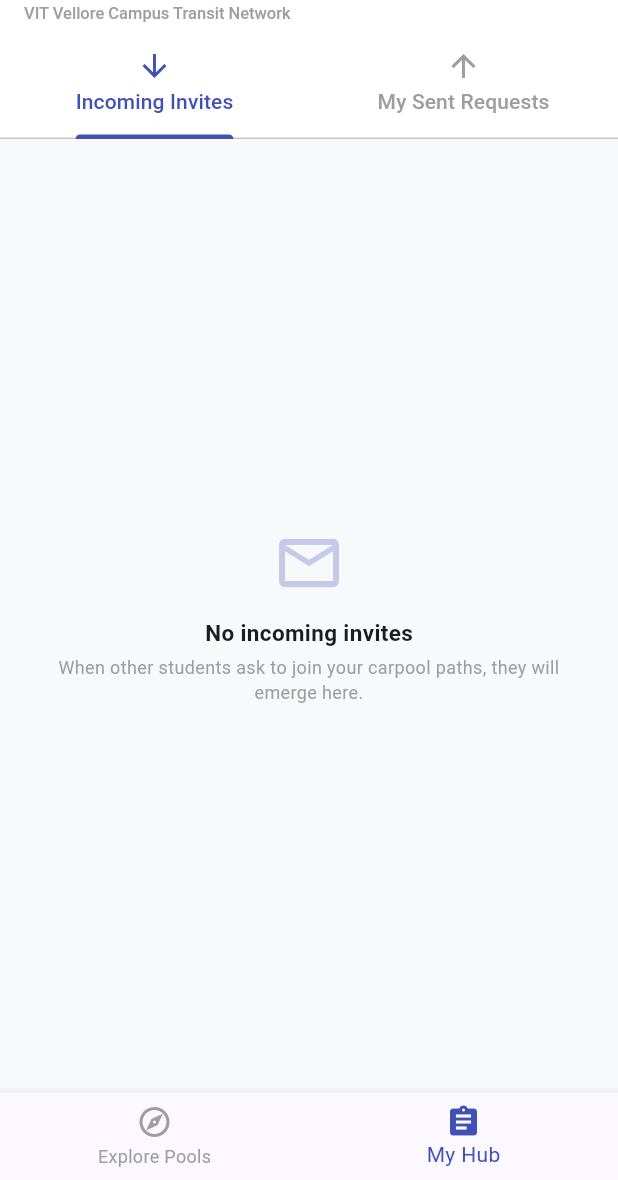
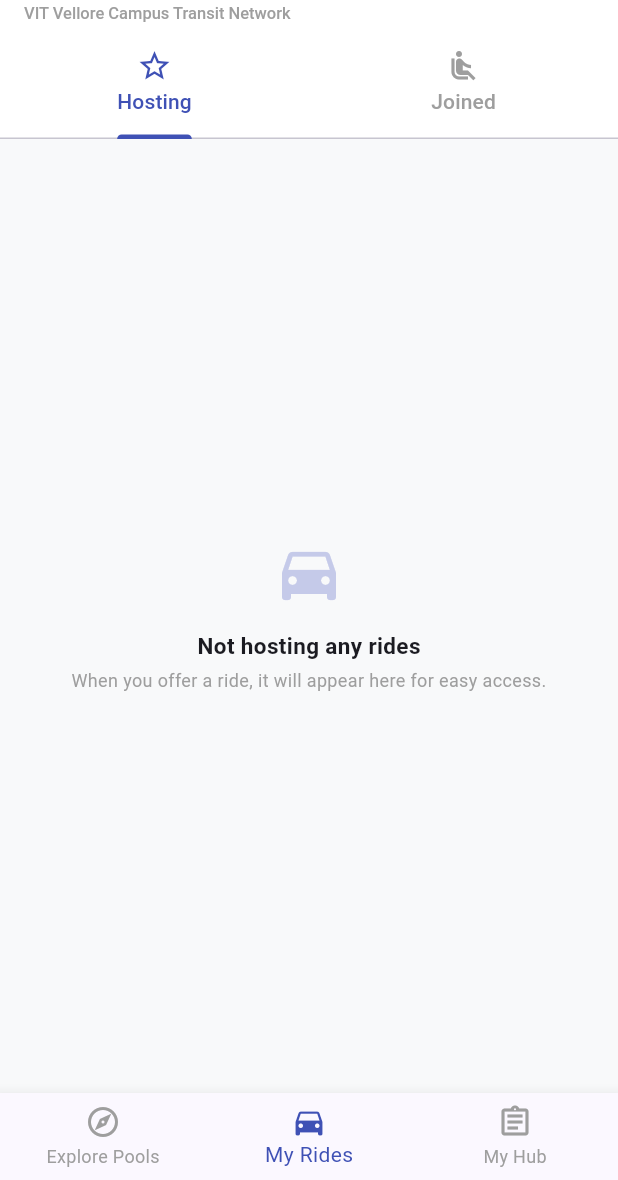
Before and after one commit to neerajkorrapati/ViGO, a Flutter app: the screen it shows once a user with an empty profile is signed in, item 2 of the bottom bar chosen, on a phone screen of 412 x 824 dp, the part 56-1236 px from its top. Run offline on Flutter 3.47's test engine with Material 3 defaults, Android fonts, the phone set to English and light mode, and no system bars; our stand-ins replace cloud_firestore, firebase_auth, firebase_core, google_sign_in; accounts and stored records are empty; network calls fail.

Commit message:
my_rides_added

```diff
--- a/lib/screens/ride_list_screen.dart
+++ b/lib/screens/ride_list_screen.dart
@@ -138,8 +138,8 @@ class _RideListScreenState extends State<RideListScreen> {
 
       await FirebaseFirestore.instance.collection('requests').add({
         'rideId': rideId,
-        'driverId': ride.driverId, // DB Field stays safe
-        'driverName': ride.driverName, // DB Field stays safe
+        'driverId': ride.driverId,
+        'driverName': ride.driverName,
         'passengerId': user.uid,
         'passengerName': user.displayName ?? 'VIT Student',
         'passengerEmail': user.email ?? '',
@@ -331,11 +331,10 @@ class _RideListScreenState extends State<RideListScreen> {
 
                 List<Map<String, dynamic>> occupants = [];
 
-                // --- HOST IS ADDED FIRST ---
                 String hostGender = rideData['driverGender'] ?? 'Male';
                 occupants.add({
                   'name': rideData['driverName'] ?? 'Host',
-                  'role': 'Host', // Explicitly labeled as Host
+                  'role': 'Host',
                   'gender': hostGender,
                   'color': hostGender.toString().toLowerCase() == 'female' ? Colors.pink[400] : Colors.blue[400],
                 });
@@ -430,7 +429,13 @@ class _RideListScreenState extends State<RideListScreen> {
           )
         ],
       ),
-      body: _currentTabNavigationIndex == 0 ? _buildExplorePoolsFeed() : _buildDashboardHub(),
+      // --- UPDATED BODY LOGIC FOR 3 TABS ---
+      body: _currentTabNavigationIndex == 0
+          ? _buildExplorePoolsFeed()
+          : _currentTabNavigationIndex == 1
+              ? _buildMyRidesScreen()
+              : _buildDashboardHub(),
+
       floatingActionButton: _currentTabNavigationIndex == 0
           ? FloatingActionButton.extended(
               onPressed: () => _handleAction(() { Navigator.push(context, MaterialPageRoute(builder: (_) => const CreateRideScreen())); }),
@@ -439,6 +444,8 @@ class _RideListScreenState extends State<RideListScreen> {
               icon: const Icon(Icons.add, color: Colors.white),
             )
           : null,
+
+      // --- UPDATED BOTTOM NAVIGATION BAR ---
       bottomNavigationBar: BottomNavigationBar(
         currentIndex: _currentTabNavigationIndex,
         selectedItemColor: Colors.indigo,
@@ -446,8 +453,34 @@ class _RideListScreenState extends State<RideListScreen> {
         onTap: (index) => setState(() => _currentTabNavigationIndex = index),
         items: const [
           BottomNavigationBarItem(icon: Icon(Icons.explore_outlined), activeIcon: Icon(Icons.explore), label: "Explore Pools"),
+          BottomNavigationBarItem(icon: Icon(Icons.directions_car_outlined), activeIcon: Icon(Icons.directions_car), label: "My Rides"),
           BottomNavigationBarItem(icon: Icon(Icons.assignment_outlined), activeIcon: Icon(Icons.assignment), label: "My Hub"),
         ],
+      ),
+    );
+  }
+
+  // --- REUSABLE LOCKED SCREEN UI ---
+  Widget _buildLockedScreen(String title, String subtitle) {
+    return Center(
+      child: Padding(
+        padding: const EdgeInsets.all(32.0),
+        child: Column(
+          mainAxisAlignment: MainAxisAlignment.center,
+          children: [
+            Icon(Icons.lock_person_outlined, size: 72, color: Colors.grey[400]),
+            const SizedBox(height: 16),
+            Text(title, style: const TextStyle(fontSize: 18, fontWeight: FontWeight.bold)),
+            const SizedBox(height: 8),
+            Text(subtitle, textAlign: TextAlign.center, style: const TextStyle(color: Colors.grey)),
+            const SizedBox(height: 20),
+            ElevatedButton(
+              style: ElevatedButton.styleFrom(backgroundColor: Colors.indigo, foregroundColor: Colors.white),
+              onPressed: () => _handleAction(() => setState(() {})),
+              child: const Text("Authenticate Profile"),
+            )
+          ],
+        ),
       ),
     );
   }
@@ -497,30 +530,133 @@ class _RideListScreenState extends State<RideListScreen> {
     );
   }
 
+  // --- NEW: MY RIDES SCREEN (CONFIRMED ITINERARIES) ---
+  Widget _buildMyRidesScreen() {
+    final user = FirebaseAuth.instance.currentUser;
+    if (user == null) {
+      return _buildLockedScreen("My Rides Locked", "Please log in to view your upcoming confirmed itineraries and active hosting duties.");
+    }
+
+    return DefaultTabController(
+      length: 2,
+      child: Column(
+        children: [
+          Container(
+            color: Colors.white,
+            child: const TabBar(
+              labelColor: Colors.indigo,
+              unselectedLabelColor: Colors.grey,
+              indicatorColor: Colors.indigo,
+              tabs: [
+                Tab(icon: Icon(Icons.star_outline), text: "Hosting"),
+                Tab(icon: Icon(Icons.airline_seat_recline_normal), text: "Joined"),
+              ],
+            ),
+          ),
+          Expanded(
+            child: TabBarView(
+              children: [
+                _buildActiveHostingSubView(user.uid),
+                _buildActiveJoinedSubView(user.uid),
+              ],
+            ),
+          )
+        ],
+      ),
+    );
+  }
+
+  Widget _buildActiveHostingSubView(String uid) {
+    return StreamBuilder<QuerySnapshot>(
+      // Get all rides where the current user is the driver/host
+      stream: FirebaseFirestore.instance.collection('rides').where('driverId', isEqualTo: uid).snapshots(),
+      builder: (context, snapshot) {
+        if (!snapshot.hasData) return const Center(child: CircularProgressIndicator());
+
+        // Sort locally by time to avoid Firebase indexing requirement
+        final docs = snapshot.data!.docs.toList();
+        docs.sort((a, b) => (a['departureTime'] as Timestamp).compareTo(b['departureTime'] as Timestamp));
+
+        if (docs.isEmpty) return _buildMiniEmptyState(Icons.drive_eta, "Not hosting any rides", "When you offer a ride, it will appear here for easy access.");
+
+        return ListView.builder(
+          padding: const EdgeInsets.all(16),
+          itemCount: docs.length,
+          itemBuilder: (context, index) {
+            final doc = docs[index];
+            final ride = Ride.fromFirestore(doc);
+            final data = doc.data() as Map<String, dynamic>;
+            final String vehicle = data['vehicleType'] ?? 'Auto';
+            final String phone = data['driverPhone'] ?? '';
+            return _buildPremiumRideCard(ride, vehicle, phone, doc.id, data);
+          },
+        );
+      },
+    );
+  }
+
+  Widget _buildActiveJoinedSubView(String uid) {
+    return StreamBuilder<QuerySnapshot>(
+      // Get all accepted requests for the current user
+      stream: FirebaseFirestore.instance.collection('requests').where('passengerId', isEqualTo: uid).where('status', isEqualTo: 'accepted').snapshots(),
+      builder: (context, snapshot) {
+        if (!snapshot.hasData) return const Center(child: CircularProgressIndicator());
+        final reqDocs = snapshot.data!.docs;
+
+        if (reqDocs.isEmpty) return _buildMiniEmptyState(Icons.airline_seat_recline_normal, "No confirmed rides yet", "When a host accepts your join request, the confirmed ride will appear here.");
+
+        return ListView.builder(
+          padding: const EdgeInsets.all(16),
+          itemCount: reqDocs.length,
+          itemBuilder: (context, index) {
+            final reqData = reqDocs[index].data() as Map<String, dynamic>;
+            final String rideId = reqData['rideId'];
+
+            // Fetch the live Ride data so we can display the premium card
+            return FutureBuilder<DocumentSnapshot>(
+              future: FirebaseFirestore.instance.collection('rides').doc(rideId).get(),
+              builder: (ctx, rideSnap) {
+                if (rideSnap.connectionState == ConnectionState.waiting) return const Padding(padding: EdgeInsets.all(20), child: Center(child: CircularProgressIndicator()));
+
+                // Safety feature: If the host deleted the ride after accepting them
+                if (!rideSnap.hasData || !rideSnap.data!.exists) {
+                  return Container(
+                    margin: const EdgeInsets.only(bottom: 16),
+                    padding: const EdgeInsets.all(20),
+                    decoration: BoxDecoration(color: Colors.red[50], borderRadius: BorderRadius.circular(20), border: Border.all(color: Colors.red[100]!)),
+                    child: Column(
+                      crossAxisAlignment: CrossAxisAlignment.start,
+                      children: [
+                        const Row(children: [Icon(Icons.warning_amber_rounded, color: Colors.redAccent), SizedBox(width: 8), Text("Ride Cancelled", style: TextStyle(color: Colors.redAccent, fontWeight: FontWeight.bold, fontSize: 16))]),
+                        const SizedBox(height: 8),
+                        Text("The host (${reqData['driverName']}) has deleted this route.", style: const TextStyle(color: Colors.black87)),
+                        const SizedBox(height: 12),
+                        OutlinedButton(onPressed: () => FirebaseFirestore.instance.collection('requests').doc(reqDocs[index].id).delete(), style: OutlinedButton.styleFrom(foregroundColor: Colors.redAccent), child: const Text("Clear Warning"))
+                      ],
+                    ),
+                  );
+                }
+
+                final rideDoc = rideSnap.data!;
+                final ride = Ride.fromFirestore(rideDoc);
+                final data = rideDoc.data() as Map<String, dynamic>;
+                final String vehicle = data['vehicleType'] ?? 'Auto';
+                final String phone = data['driverPhone'] ?? '';
+
+                return _buildPremiumRideCard(ride, vehicle, phone, rideDoc.id, data);
+              },
+            );
+          },
+        );
+      },
+    );
+  }
+
+  // --- MY HUB SCREEN (PENDING/ADMIN DUTIES) ---
   Widget _buildDashboardHub() {
     final user = FirebaseAuth.instance.currentUser;
     if (user == null) {
-      return Center(
-        child: Padding(
-          padding: const EdgeInsets.all(32.0),
-          child: Column(
-            mainAxisAlignment: MainAxisAlignment.center,
-            children: [
-              Icon(Icons.lock_person_outlined, size: 72, color: Colors.grey[400]),
-              const SizedBox(height: 16),
-              const Text("Dashboard Locked", style: TextStyle(fontSize: 18, fontWeight: FontWeight.bold)),
-              const SizedBox(height: 8),
-              const Text("Please log in to manage incoming ride requests and track your pooling approvals.", textAlign: TextAlign.center, style: TextStyle(color: Colors.grey)),
-              const SizedBox(height: 20),
-              ElevatedButton(
-                style: ElevatedButton.styleFrom(backgroundColor: Colors.indigo, foregroundColor: Colors.white),
-                onPressed: () => _handleAction(() => setState(() {})),
-                child: const Text("Authenticate Profile"),
-              )
-            ],
-          ),
-        ),
-      );
+      return _buildLockedScreen("Hub Locked", "Please log in to manage incoming ride requests and track your pooling approvals.");
     }
 
     return DefaultTabController(
@@ -641,7 +777,6 @@ class _RideListScreenState extends State<RideListScreen> {
                   Row(
                     mainAxisAlignment: MainAxisAlignment.spaceBetween,
                     children: [
-                      // --- UI STRING CHANGED TO "Host" HERE ---
                       Expanded(child: Text("Pool with ${data['driverName'] ?? 'Host'}", style: const TextStyle(fontWeight: FontWeight.bold, fontSize: 15), overflow: TextOverflow.ellipsis)),
                       _buildStatusChip(status),
                       IconButton(icon: const Icon(Icons.delete_outline, size: 20, color: Colors.grey), onPressed: () => _confirmClearRequest(doc.id), tooltip: "Cancel or clear request")
@@ -740,7 +875,6 @@ class _RideListScreenState extends State<RideListScreen> {
     final currentUser = FirebaseAuth.instance.currentUser;
     final bool isMyOwnRide = currentUser != null && ride.driverId == currentUser.uid;
 
-    // Safety swap for UI display only (does not break database ID logic)
     String hostName = ride.driverName;
 
     final rawTotal = rawData['totalSeats'] ?? rawData['seats'] ?? ride.availableSeats;
@@ -748,11 +882,9 @@ class _RideListScreenState extends State<RideListScreen> {
     final rawAvailable = rawData['availableSeats'] ?? rawData['availableseats'] ?? totalCapacity;
     int currentAvailable = rawAvailable is num ? rawAvailable.toInt() : (int.tryParse(rawAvailable.toString()) ?? totalCapacity);
 
-    // --- EXPLICIT MATH FOR THE +1 HOST COUNT ---
     int acceptedPassengers = totalCapacity - currentAvailable;
     if (acceptedPassengers < 0) acceptedPassengers = 0;
 
-    // The total people joined is the Host (+1) plus any accepted passengers
     int joinedCount = acceptedPassengers + 1;
 
     int emptySeats = currentAvailable < 0 ? 0 : currentAvailable;
```
Also changed, not shown: 1 other file.
